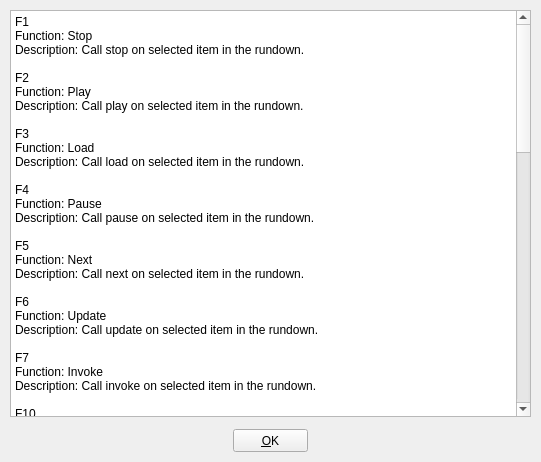
First picture: the form in src/Widgets/HelpDialog.ui, repository CasparCG/client, before the edit.
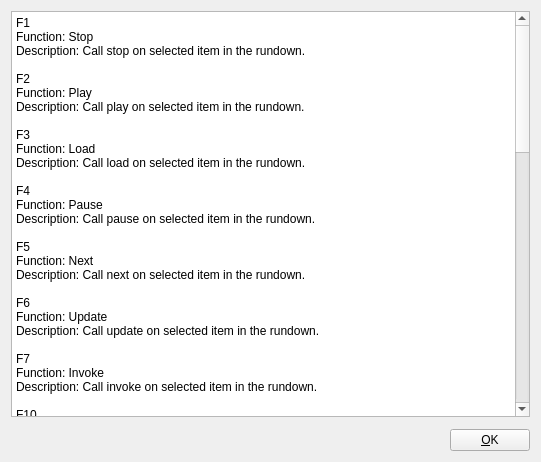
Second picture: the form after the edit.

```diff
--- a/src/Widgets/HelpDialog.ui
+++ b/src/Widgets/HelpDialog.ui
@@ -25,31 +25,12 @@
   <property name="windowTitle">
    <string>Help</string>
   </property>
-  <widget class="QPushButton" name="pushButtonOk">
-   <property name="geometry">
-    <rect>
-     <x>233</x>
-     <y>429</y>
-     <width>75</width>
-     <height>23</height>
-    </rect>
+  <layout class="QVBoxLayout" name="verticalLayout">
+   <property name="spacing">
+    <number>12</number>
    </property>
-   <property name="focusPolicy">
-    <enum>Qt::NoFocus</enum>
-   </property>
-   <property name="text">
-    <string>&amp;OK</string>
-   </property>
-  </widget>
+   <item>
   <widget class="QPlainTextEdit" name="plainTextEdit">
-   <property name="geometry">
-    <rect>
-     <x>10</x>
-     <y>10</y>
-     <width>521</width>
-     <height>407</height>
-    </rect>
-   </property>
    <property name="readOnly">
     <bool>true</bool>
    </property>
@@ -139,6 +120,35 @@
 Description: Show this help dialog.</string>
    </property>
   </widget>
+   </item>
+   <item>
+    <layout class="QHBoxLayout" name="horizontalLayout">
+     <item>
+      <spacer name="horizontalSpacer">
+       <property name="orientation">
+        <enum>Qt::Horizontal</enum>
+       </property>
+       <property name="sizeHint" stdset="0">
+        <size>
+         <width>40</width>
+         <height>20</height>
+        </size>
+       </property>
+      </spacer>
+     </item>
+     <item>
+      <widget class="QPushButton" name="pushButtonOk">
+       <property name="focusPolicy">
+        <enum>Qt::NoFocus</enum>
+       </property>
+       <property name="text">
+        <string>&amp;OK</string>
+       </property>
+      </widget>
+     </item>
+    </layout>
+   </item>
+  </layout>
  </widget>
  <resources/>
  <connections>
```
Lines whose indentation alone changed are shown as unchanged.
